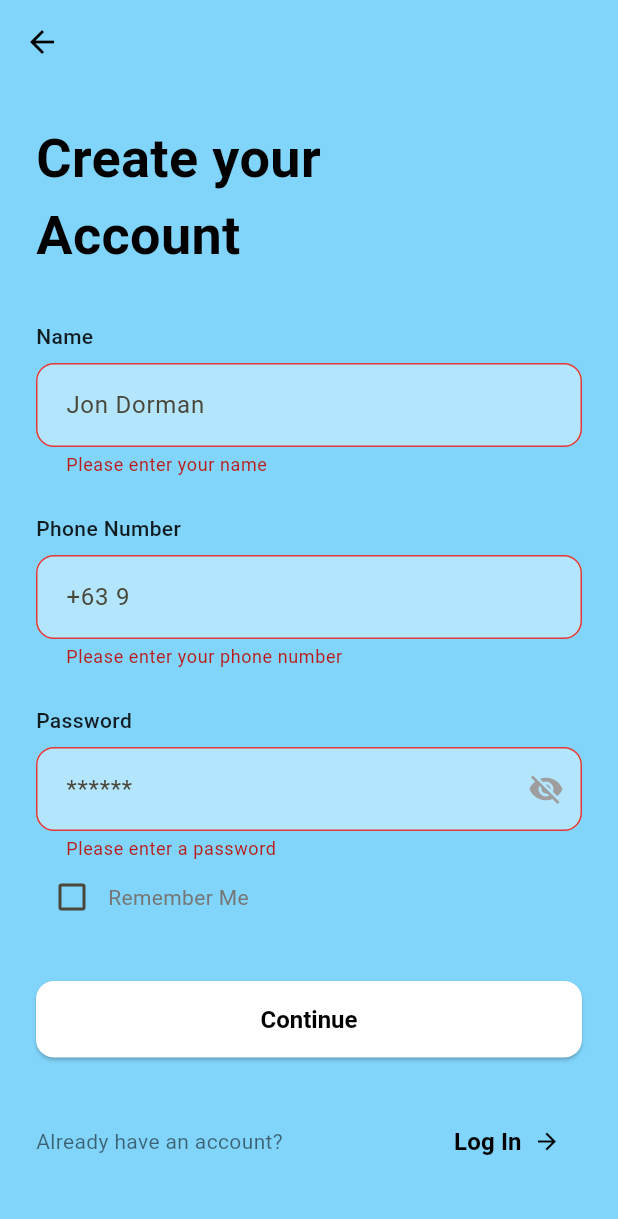
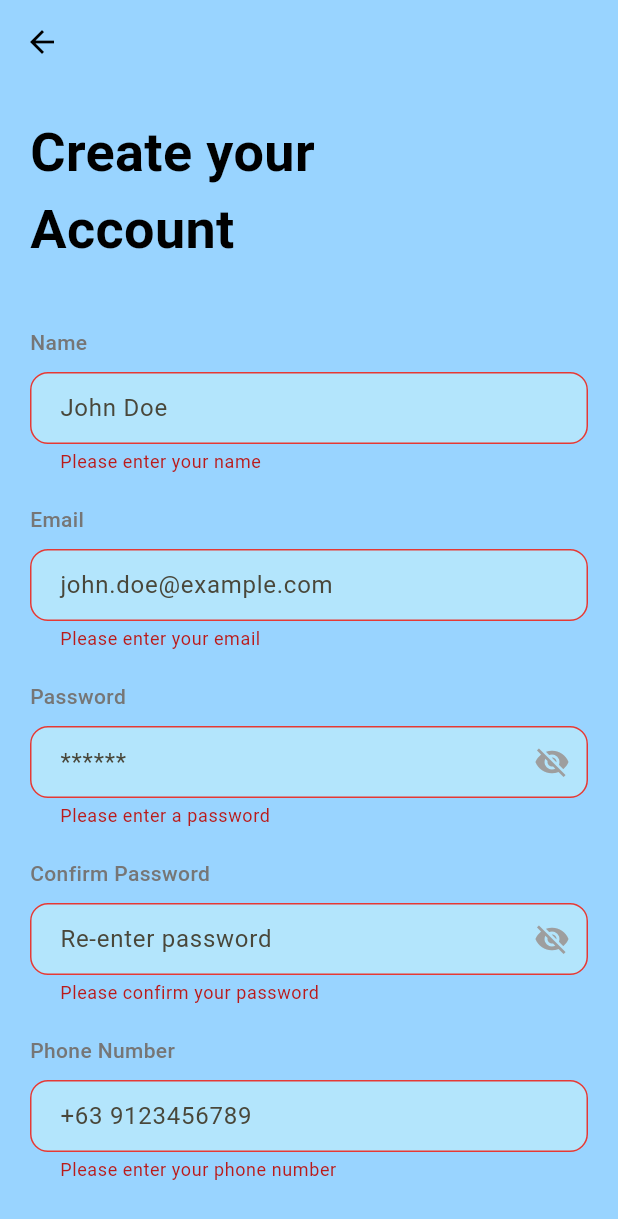
Before and after one commit to kathesp/smile_app, a Flutter app: the SignUpScreen screen opened directly, after a tap on "Continue", on a phone screen of 412 x 824 dp. Shown: the top 1219 px of the screen. Run offline on Flutter 3.47's test engine with Material 3 defaults, Android fonts, the phone set to English and light mode, and no system bars; our stand-ins replace cloud_firestore, firebase_auth, smooth_page_indicator; accounts and stored records are empty.

Commit message:
Update signup_screen.dart

```diff
--- a/lib/screens/signup_screen.dart
+++ b/lib/screens/signup_screen.dart
@@ -1,6 +1,7 @@
+import 'package:firebase_auth/firebase_auth.dart';
+import 'package:cloud_firestore/cloud_firestore.dart';
 import 'package:flutter/material.dart';
 import 'package:smile_app/screens/confirmation_screen.dart';
-import 'package:smile_app/utils/constants.dart';
 
 class SignUpScreen extends StatefulWidget {
   const SignUpScreen({super.key});
@@ -12,36 +13,65 @@ class SignUpScreen extends StatefulWidget {
 class _SignUpScreenState extends State<SignUpScreen> {
   final TextEditingController _nameController = TextEditingController();
   final TextEditingController _phoneController = TextEditingController();
+  final TextEditingController _emailController = TextEditingController();
   final TextEditingController _passwordController = TextEditingController();
+  final TextEditingController _confirmPasswordController = TextEditingController();
+
   final _formKey = GlobalKey<FormState>();
-  bool _rememberMe = false;
   bool _obscurePassword = true;
+  bool _obscureConfirmPassword = true;
 
   @override
   void dispose() {
     _nameController.dispose();
     _phoneController.dispose();
+    _emailController.dispose();
     _passwordController.dispose();
+    _confirmPasswordController.dispose();
     super.dispose();
   }
 
-  void _signUp() {
+  Future<void> _signUp() async {
     if (_formKey.currentState!.validate()) {
-      // In a real app, this would register the user with a backend
-      // For now, we'll just navigate to a confirmation screen
-      Navigator.push(
+      String email = _emailController.text.trim();
+      String password = _passwordController.text.trim();
+      String name = _nameController.text.trim();
+      String phoneNum = _phoneController.text.trim();
+
+      try {
+        UserCredential userCredential = await FirebaseAuth.instance.createUserWithEmailAndPassword(
+          email: email,
+          password: password,
+        );
+
+        User? user = userCredential.user;
+        if (user != null) {
+          await FirebaseFirestore.instance.collection('users').doc(user.uid).set({
+            'name': name,
+            'email': email,
+            'phonenum': phoneNum,
+          });
+        }
+
+        Navigator.pushReplacement(
           context,
           MaterialPageRoute(
             builder: (context) => const ConfirmationScreen(),
           ),
         );
+      } catch (e) {
+        print("Error during sign-up: $e");
+        ScaffoldMessenger.of(context).showSnackBar(
+          const SnackBar(content: Text("Sign-up failed. Please try again.")),
+        );
+      }
     }
   }
 
   @override
   Widget build(BuildContext context) {
     return Scaffold(
-      backgroundColor: Colors.lightBlue.shade200,
+      backgroundColor: const Color(0xFFF99D4FF), // updated background color
       appBar: AppBar(
         backgroundColor: Colors.transparent,
         elevation: 0,
@@ -49,7 +79,7 @@ class _SignUpScreenState extends State<SignUpScreen> {
       ),
       body: SingleChildScrollView(
         child: Padding(
-          padding: const EdgeInsets.all(AppSizes.paddingL),
+          padding: const EdgeInsets.all(20),
           child: Form(
             key: _formKey,
             child: Column(
@@ -63,155 +93,84 @@ class _SignUpScreenState extends State<SignUpScreen> {
                     color: Colors.black,
                   ),
                 ),
-                const SizedBox(height: AppSizes.paddingXL),
+                const SizedBox(height: 40),
 
-                // Name label
-                const Text(
-                  'Name',
-                  style: TextStyle(
-                    color: Colors.black87,
-                    fontWeight: FontWeight.w500,
-                  ),
-                ),
-                const SizedBox(height: AppSizes.paddingS),
-
-                // Name field
+                const Text('Name', style: TextStyle(fontWeight: FontWeight.w500)),
+                const SizedBox(height: 10),
                 TextFormField(
                   controller: _nameController,
-                  decoration: InputDecoration(
-                    hintText: 'Jon Dorman',
-                    filled: true,
-                    fillColor: Colors.lightBlue.shade100,
-                    border: OutlineInputBorder(
-                      borderRadius: BorderRadius.circular(AppSizes.radiusM),
-                      borderSide: BorderSide.none,
+                  decoration: _inputDecoration('John Doe'),
+                  validator: (value) => value == null || value.isEmpty ? 'Please enter your name' : null,
                 ),
-                    contentPadding: const EdgeInsets.symmetric(
-                      horizontal: AppSizes.paddingM,
-                      vertical: AppSizes.paddingM,
-                    ),
-                  ),
+                const SizedBox(height: 20),
+
+                const Text('Email', style: TextStyle(fontWeight: FontWeight.w500)),
+                const SizedBox(height: 10),
+                TextFormField(
+                  controller: _emailController,
+                  decoration: _inputDecoration('john.doe@example.com'),
                   validator: (value) {
-                    if (value == null || value.isEmpty) {
-                      return 'Please enter your name';
-                    }
-                    if (value.length < 5) {
-                      return 'Name must be at least 5 characters';
-                    }
+                    if (value == null || value.isEmpty) return 'Please enter your email';
+                    if (!RegExp(r'^[^@]+@[^@]+\.[^@]+').hasMatch(value)) return 'Enter a valid email';
                     return null;
                   },
                 ),
-                const SizedBox(height: AppSizes.paddingL),
+                const SizedBox(height: 20),
 
-                // Phone Number label
-                const Text(
-                  'Phone Number',
-                  style: TextStyle(
-                    color: Colors.black87,
-                    fontWeight: FontWeight.w500,
-                  ),
-                ),
-                const SizedBox(height: AppSizes.paddingS),
-
-                // Phone field
-                TextFormField(
-                  controller: _phoneController,
-                  decoration: InputDecoration(
-                    hintText: '+63 9',
-                    filled: true,
-                    fillColor: Colors.lightBlue.shade100,
-                    border: OutlineInputBorder(
-                      borderRadius: BorderRadius.circular(AppSizes.radiusM),
-                      borderSide: BorderSide.none,
-                    ),
-                    contentPadding: const EdgeInsets.symmetric(
-                      horizontal: AppSizes.paddingM,
-                      vertical: AppSizes.paddingM,
-                    ),
-                  ),
-                  keyboardType: TextInputType.phone,
-                  validator: (value) {
-                    if (value == null || value.isEmpty) {
-                      return 'Please enter your phone number';
-                    }
-                    return null;
-                  },
-                ),
-                const SizedBox(height: AppSizes.paddingL),
-
-                // Password label
-                const Text(
-                  'Password',
-                  style: TextStyle(
-                    color: Colors.black87,
-                    fontWeight: FontWeight.w500,
-                  ),
-                ),
-                const SizedBox(height: AppSizes.paddingS),
-
-                // Password field
+                const Text('Password', style: TextStyle(fontWeight: FontWeight.w500)),
+                const SizedBox(height: 10),
                 TextFormField(
                   controller: _passwordController,
-                  decoration: InputDecoration(
-                    hintText: '******',
-                    filled: true,
-                    fillColor: Colors.lightBlue.shade100,
-                    border: OutlineInputBorder(
-                      borderRadius: BorderRadius.circular(AppSizes.radiusM),
-                      borderSide: BorderSide.none,
-                    ),
-                    contentPadding: const EdgeInsets.symmetric(
-                      horizontal: AppSizes.paddingM,
-                      vertical: AppSizes.paddingM,
-                    ),
-                    suffixIcon: IconButton(
-                      icon: Icon(
-                        _obscurePassword
-                            ? Icons.visibility_off
-                            : Icons.visibility,
-                        color: Colors.grey,
-                      ),
-                      onPressed: () {
+                  obscureText: _obscurePassword,
+                  decoration: _passwordInputDecoration(
+                    hint: '******',
+                    toggleObscure: () {
                       setState(() {
                         _obscurePassword = !_obscurePassword;
                       });
                     },
+                    obscure: _obscurePassword,
                   ),
-                  ),
-                  obscureText: _obscurePassword,
                   validator: (value) {
-                    if (value == null || value.isEmpty) {
-                      return 'Please enter a password';
-                    }
-                    if (value.length < 8) {
-                      return 'Password must be at least 8 characters';
-                    }
+                    if (value == null || value.isEmpty) return 'Please enter a password';
+                    if (value.length < 8) return 'Password must be at least 8 characters';
                     return null;
                   },
                 ),
+                const SizedBox(height: 20),
 
-                // Remember me checkbox
-                Row(
-                  mainAxisSize: MainAxisSize.min,
-                  children: [
-                    Checkbox(
-                      value: _rememberMe,
-                      onChanged: (value) {
+                const Text('Confirm Password', style: TextStyle(fontWeight: FontWeight.w500)),
+                const SizedBox(height: 10),
+                TextFormField(
+                  controller: _confirmPasswordController,
+                  obscureText: _obscureConfirmPassword,
+                  decoration: _passwordInputDecoration(
+                    hint: 'Re-enter password',
+                    toggleObscure: () {
                       setState(() {
-                          _rememberMe = value ?? false;
+                        _obscureConfirmPassword = !_obscureConfirmPassword;
                       });
                     },
-                      activeColor: Colors.blue,
+                    obscure: _obscureConfirmPassword,
                   ),
-                    const Text(
-                      'Remember Me',
-                      style: TextStyle(fontSize: 14),
+                  validator: (value) {
+                    if (value == null || value.isEmpty) return 'Please confirm your password';
+                    if (value != _passwordController.text) return 'Passwords do not match';
+                    return null;
+                  },
                 ),
-                  ],
+                const SizedBox(height: 20),
+
+                const Text('Phone Number', style: TextStyle(fontWeight: FontWeight.w500)),
+                const SizedBox(height: 10),
+                TextFormField(
+                  controller: _phoneController,
+                  keyboardType: TextInputType.phone,
+                  decoration: _inputDecoration('+63 9123456789'),
+                  validator: (value) => value == null || value.isEmpty ? 'Please enter your phone number' : null,
                 ),
-                const SizedBox(height: AppSizes.paddingXL),
+                const SizedBox(height: 40),
 
-                // Continue button
                 SizedBox(
                   width: double.infinity,
                   child: ElevatedButton(
@@ -220,47 +179,10 @@ class _SignUpScreenState extends State<SignUpScreen> {
                       backgroundColor: Colors.white,
                       foregroundColor: Colors.black,
                       padding: const EdgeInsets.symmetric(vertical: 16),
-                      shape: RoundedRectangleBorder(
-                        borderRadius: BorderRadius.circular(AppSizes.radiusM),
+                      shape: RoundedRectangleBorder(borderRadius: BorderRadius.circular(8)),
                     ),
+                    child: const Text('Continue', style: TextStyle(fontWeight: FontWeight.bold)),
                   ),
-                    child: const Text(
-                      'Continue',
-                      style: TextStyle(fontWeight: FontWeight.bold),
-                    ),
-                  ),
-                ),
-                const SizedBox(height: AppSizes.paddingXL),
-
-                // Already have an account link
-                Row(
-                  mainAxisAlignment: MainAxisAlignment.spaceBetween,
-                  children: [
-                    const Text(
-                      'Already have an account?',
-                      style: TextStyle(
-                        fontSize: 14,
-                        color: Colors.black54,
-                      ),
-                    ),
-                    TextButton.icon(
-                      onPressed: () {
-                        Navigator.pop(context);
-                      },
-                      icon: const Text(
-                        'Log In',
-                        style: TextStyle(
-                          fontWeight: FontWeight.bold,
-                          color: Colors.black,
-                        ),
-                      ),
-                      label: const Icon(
-                        Icons.arrow_forward,
-                        size: 18,
-                        color: Colors.black,
-                      ),
-                    ),
-                  ],
                 ),
               ],
             ),
@@ -269,4 +191,32 @@ class _SignUpScreenState extends State<SignUpScreen> {
       ),
     );
   }
+
+  InputDecoration _inputDecoration(String hint) {
+    return InputDecoration(
+      hintText: hint,
+      filled: true,
+      fillColor: Colors.lightBlue.shade100,
+      border: OutlineInputBorder(borderRadius: BorderRadius.circular(8)),
+      contentPadding: const EdgeInsets.symmetric(horizontal: 16, vertical: 12),
+    );
   }
+
+  InputDecoration _passwordInputDecoration({
+    required String hint,
+    required VoidCallback toggleObscure,
+    required bool obscure,
+  }) {
+    return InputDecoration(
+      hintText: hint,
+      filled: true,
+      fillColor: Colors.lightBlue.shade100,
+      border: OutlineInputBorder(borderRadius: BorderRadius.circular(8)),
+      contentPadding: const EdgeInsets.symmetric(horizontal: 16, vertical: 12),
+      suffixIcon: IconButton(
+        icon: Icon(obscure ? Icons.visibility_off : Icons.visibility, color: Colors.grey),
+        onPressed: toggleObscure,
+      ),
+    );
+  }
+}
```
Lines whose indentation alone changed are shown as unchanged.
